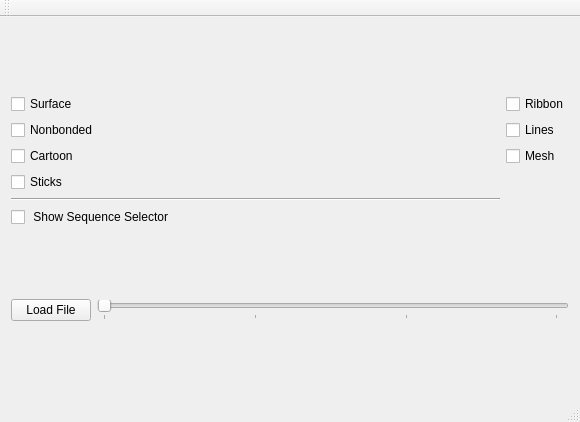
evonove/moply, file playground/mainwindow.ui: the form before one commit.
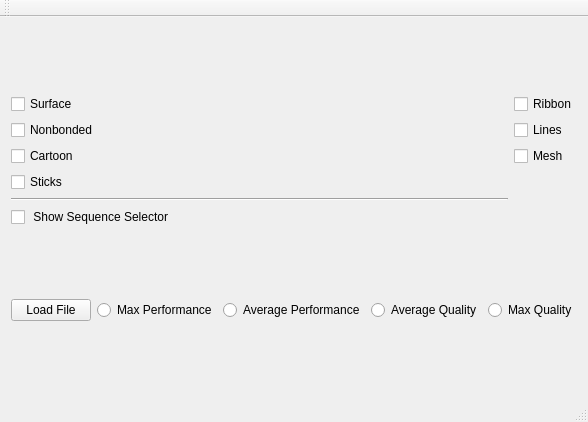
The form after the commit.

Commit message: enabled quality selector

```diff
--- a/playground/mainwindow.ui
+++ b/playground/mainwindow.ui
@@ -88,6 +88,9 @@
         </item>
         <item row="4" column="0">
          <widget class="Line" name="line">
+          <property name="lineWidth">
+           <number>1</number>
+          </property>
           <property name="orientation">
            <enum>Qt::Horizontal</enum>
           </property>
@@ -128,24 +131,30 @@
        </widget>
       </item>
       <item>
-       <widget class="QSlider" name="qualitySlider">
-        <property name="maximum">
-         <number>100</number>
+       <widget class="QRadioButton" name="maxP">
+        <property name="text">
+         <string>Max Performance</string>
         </property>
-        <property name="singleStep">
-         <number>33</number>
+       </widget>
+      </item>
+      <item>
+       <widget class="QRadioButton" name="avgP">
+        <property name="text">
+         <string>Average Performance</string>
         </property>
-        <property name="pageStep">
-         <number>33</number>
+       </widget>
+      </item>
+      <item>
+       <widget class="QRadioButton" name="avgQ">
+        <property name="text">
+         <string>Average Quality</string>
         </property>
-        <property name="orientation">
-         <enum>Qt::Horizontal</enum>
-        </property>
-        <property name="tickPosition">
-         <enum>QSlider::TicksBelow</enum>
-        </property>
-        <property name="tickInterval">
-         <number>33</number>
+       </widget>
+      </item>
+      <item>
+       <widget class="QRadioButton" name="maxQ">
+        <property name="text">
+         <string>Max Quality</string>
         </property>
        </widget>
       </item>
```
The commit also changes 4 other files.
